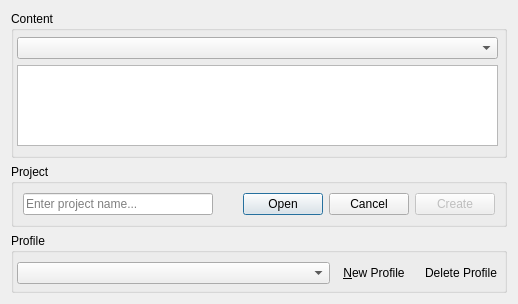
This is files/ui/datafilespage.ui in OpenMW/openmw as Qt 5 draws it before an edit. The edited form follows.
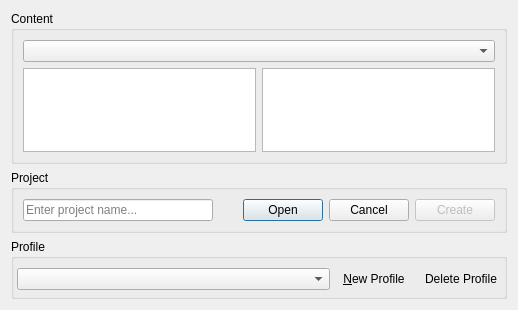
This is the edited form. Icons and pictures are not drawn. Custom widgets are drawn as their Qt base class.

What changed in the file:
```diff
--- a/files/ui/datafilespage.ui
+++ b/files/ui/datafilespage.ui
@@ -7,28 +7,19 @@
     <x>0</x>
     <y>0</y>
     <width>518</width>
-    <height>304</height>
+    <height>310</height>
    </rect>
   </property>
   <property name="contextMenuPolicy">
    <enum>Qt::DefaultContextMenu</enum>
   </property>
-  <layout class="QVBoxLayout" name="verticalLayout_2">
+  <layout class="QVBoxLayout" name="verticalLayout">
    <item>
     <widget class="QGroupBox" name="contentGroupBox">
      <property name="title">
       <string>Content</string>
      </property>
-     <layout class="QVBoxLayout" name="verticalLayout_3">
-      <property name="leftMargin">
-       <number>3</number>
-      </property>
-      <property name="topMargin">
-       <number>6</number>
-      </property>
-      <property name="rightMargin">
-       <number>6</number>
-      </property>
+     <layout class="QVBoxLayout" name="verticalLayout_2">
       <item>
        <layout class="QHBoxLayout" name="filterLayout">
         <item>
@@ -41,7 +32,7 @@
        </layout>
       </item>
       <item>
-       <layout class="QVBoxLayout" name="verticalLayout">
+       <layout class="QHBoxLayout" name="horizontalLayout_3">
         <item>
          <widget class="QTableView" name="pluginView">
           <property name="sizePolicy">
@@ -82,6 +73,40 @@
           </attribute>
          </widget>
         </item>
+        <item>
+         <widget class="QTableView" name="tableView">
+          <property name="editTriggers">
+           <set>QAbstractItemView::NoEditTriggers</set>
+          </property>
+          <property name="dragEnabled">
+           <bool>true</bool>
+          </property>
+          <property name="dragDropOverwriteMode">
+           <bool>false</bool>
+          </property>
+          <property name="dragDropMode">
+           <enum>QAbstractItemView::DragDrop</enum>
+          </property>
+          <property name="defaultDropAction">
+           <enum>Qt::MoveAction</enum>
+          </property>
+          <property name="selectionMode">
+           <enum>QAbstractItemView::SingleSelection</enum>
+          </property>
+          <property name="selectionBehavior">
+           <enum>QAbstractItemView::SelectRows</enum>
+          </property>
+          <property name="showGrid">
+           <bool>false</bool>
+          </property>
+          <attribute name="horizontalHeaderVisible">
+           <bool>false</bool>
+          </attribute>
+          <attribute name="verticalHeaderVisible">
+           <bool>false</bool>
+          </attribute>
+         </widget>
+        </item>
        </layout>
       </item>
      </layout>
```
Left out of the diff: 12 changed lines with no effect on the pictures.
